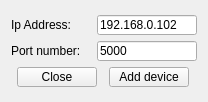
Before: the Qt Designer form GUI/OpenEPT/Windows/AddDevice/adddevicewnd.ui in turkmanovic/OpenEPT, drawn with Qt 5.
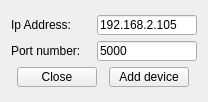
After: the same form once the commit is applied.

```diff
--- a/GUI/OpenEPT/Windows/AddDevice/adddevicewnd.ui
+++ b/GUI/OpenEPT/Windows/AddDevice/adddevicewnd.ui
@@ -61,7 +61,7 @@
           </size>
          </property>
          <property name="text">
-          <string>192.168.0.102</string>
+          <string>192.168.2.105</string>
          </property>
         </widget>
        </item>
```
